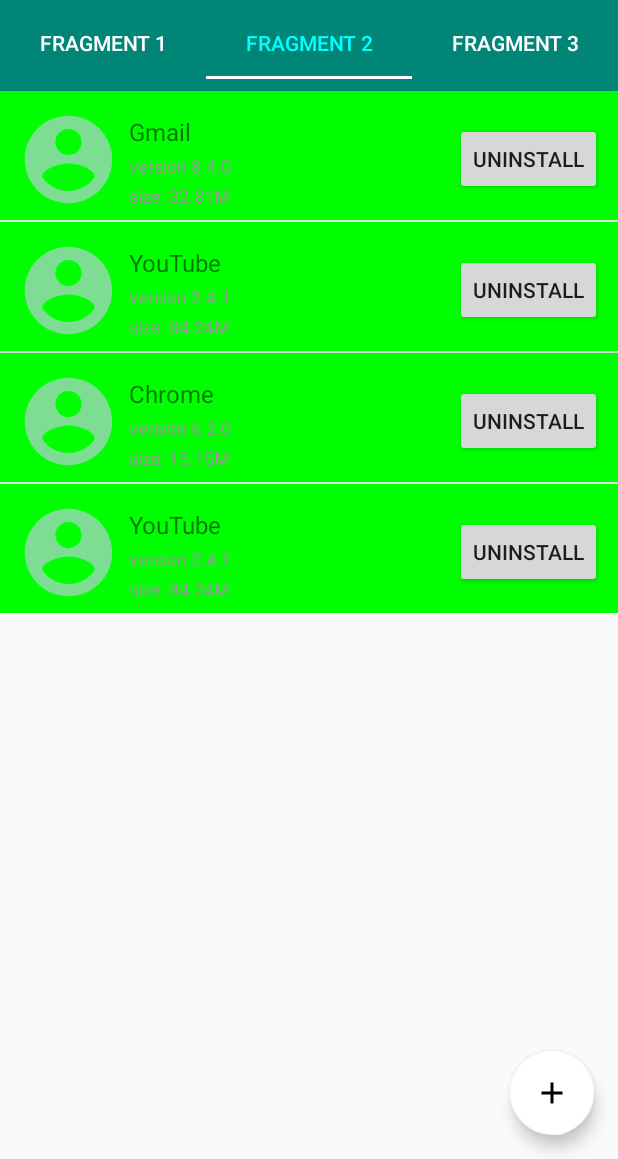
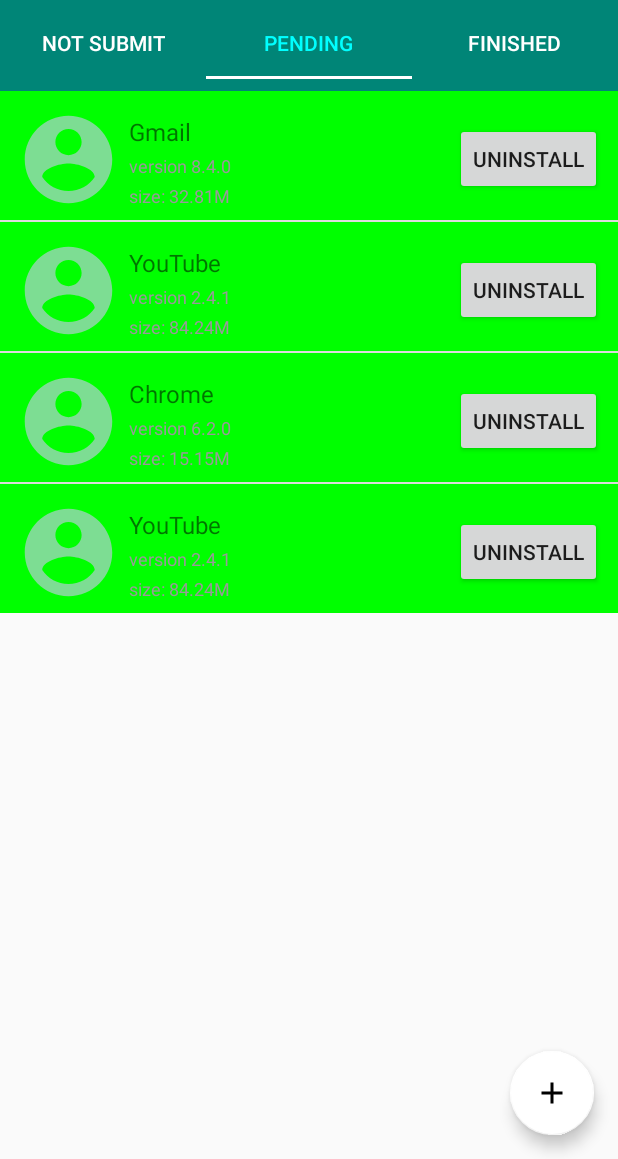
Before and after one commit to Tianxing314/expenseHelper, an Android app: the screen it shows after launch (MainActivity), tab 2 chosen, on a phone screen of 412 x 824 dp, the part 77-1236 px from its top. Run offline under Robolectric (Android 15) with nearby library versions, the phone set to English and light mode, and no system bars.

Commit message:
edit format

```diff
--- a/Expense/app/src/main/java/com/tianxing_li/expense/DemoFragment1.java
+++ b/Expense/app/src/main/java/com/tianxing_li/expense/DemoFragment1.java
@@ -8,8 +8,8 @@ import androidx.fragment.app.Fragment;
 import android.view.LayoutInflater;
 import android.view.View;
 import android.view.ViewGroup;
+import android.widget.ExpandableListView;
 import android.widget.ListView;
-import android.widget.TextView;
 
 import java.util.ArrayList;
 import java.util.HashMap;
@@ -34,15 +34,12 @@ public class DemoFragment1 extends Fragment {
     public View onCreateView(LayoutInflater inflater, ViewGroup container,
                              Bundle savedInstanceState) {
         // Inflate the layout for this fragment
-        View view = inflater.inflate(R.layout.fragment_demo, container, false);
-        //textView = view.findViewById(R.id.txt_display);
-        //textView.setText(getArguments().getString("message"));
+        View view = inflater.inflate(R.layout.fragment_layout, container, false);
 
         ListView listView = view.findViewById(R.id.lv_main);
-        //Myadapter
+        //ExpandableListView listView = view.findViewById(R.id.lv_main);
 
-        //##################
-        //2. create data source
+        //create data source
         List<Map<String, Object>> list = new ArrayList<Map<String, Object>>();
         Map<String, Object> map = new HashMap<String, Object>();
         map.put("logo", R.drawable.ic_account);
@@ -65,13 +62,12 @@ public class DemoFragment1 extends Fragment {
         map.put("size", "size: 15.15M");
         list.add(map);
 
-        //MyAdapter
-        //MyAdapter adapter = new MyAdapter(getActivity());
+        //Create and set adapter
         Main1Adapter adapter = new Main1Adapter(getActivity());
         adapter.setList(list);
-        //4. connect adapter to listview
+
+        //Connect adapter to listview
         listView.setAdapter(adapter);
-        //######################
 
         return view;
     }
--- a/Expense/app/src/main/java/com/tianxing_li/expense/DemoFragment2.java
+++ b/Expense/app/src/main/java/com/tianxing_li/expense/DemoFragment2.java
@@ -5,6 +5,7 @@ import android.os.Bundle;
 import android.view.LayoutInflater;
 import android.view.View;
 import android.view.ViewGroup;
+import android.widget.ExpandableListView;
 import android.widget.ListView;
 
 import androidx.fragment.app.Fragment;
@@ -19,9 +20,6 @@ import java.util.Map;
  * A simple {@link Fragment} subclass.
  */
 public class DemoFragment2 extends Fragment {
-    //private TextView textView;
-    //private ListView listView;
-
 
     public DemoFragment2() {
         // Required empty public constructor
@@ -32,15 +30,12 @@ public class DemoFragment2 extends Fragment {
     public View onCreateView(LayoutInflater inflater, ViewGroup container,
                              Bundle savedInstanceState) {
         // Inflate the layout for this fragment
-        View view = inflater.inflate(R.layout.fragment_demo, container, false);
-        //textView = view.findViewById(R.id.txt_display);
-        //textView.setText(getArguments().getString("message"));
+        View view = inflater.inflate(R.layout.fragment_layout, container, false);
 
         ListView listView = view.findViewById(R.id.lv_main);
-        //Myadapter
+        //ExpandableListView listView = view.findViewById(R.id.lv_main);
 
-        //##################
-        //2. create data source
+        //Create data source
         List<Map<String, Object>> list = new ArrayList<Map<String, Object>>();
         Map<String, Object> map = new HashMap<String, Object>();
         map.put("logo", R.drawable.ic_account);
@@ -70,13 +65,12 @@ public class DemoFragment2 extends Fragment {
         map.put("size", "size: 84.24M");
         list.add(map);
 
-        //MyAdapter
-        //MyAdapter adapter = new MyAdapter(getActivity());
+        //Create and set adapter
         Main2Adapter adapter = new Main2Adapter(getActivity());
         adapter.setList(list);
-        //4. connect adapter to listview
+
+        //Connect adapter to listview
         listView.setAdapter(adapter);
-        //######################
 
         return view;
     }
--- a/Expense/app/src/main/java/com/tianxing_li/expense/DemoFragment3.java
+++ b/Expense/app/src/main/java/com/tianxing_li/expense/DemoFragment3.java
@@ -5,6 +5,7 @@ import android.os.Bundle;
 import android.view.LayoutInflater;
 import android.view.View;
 import android.view.ViewGroup;
+import android.widget.ExpandableListView;
 import android.widget.ListView;
 
 import androidx.fragment.app.Fragment;
@@ -19,9 +20,6 @@ import java.util.Map;
  * A simple {@link Fragment} subclass.
  */
 public class DemoFragment3 extends Fragment {
-    //private TextView textView;
-    //private ListView listView;
-
 
     public DemoFragment3() {
         // Required empty public constructor
@@ -32,15 +30,12 @@ public class DemoFragment3 extends Fragment {
     public View onCreateView(LayoutInflater inflater, ViewGroup container,
                              Bundle savedInstanceState) {
         // Inflate the layout for this fragment
-        View view = inflater.inflate(R.layout.fragment_demo, container, false);
-        //textView = view.findViewById(R.id.txt_display);
-        //textView.setText(getArguments().getString("message"));
+        View view = inflater.inflate(R.layout.fragment_layout, container, false);
 
         ListView listView = view.findViewById(R.id.lv_main);
-        //Myadapter
+        //ExpandableListView listView = view.findViewById(R.id.lv_main);
 
-        //##################
-        //2. create data source
+        //Create data source
         List<Map<String, Object>> list = new ArrayList<Map<String, Object>>();
         Map<String, Object> map = new HashMap<String, Object>();
         map.put("logo", R.drawable.ic_account);
@@ -77,13 +72,12 @@ public class DemoFragment3 extends Fragment {
         map.put("size", "size: 15.15M");
         list.add(map);
 
-        //MyAdapter
-        //MyAdapter adapter = new MyAdapter(getActivity());
+        //Create and set adapter
         Main3Adapter adapter = new Main3Adapter(getActivity());
         adapter.setList(list);
-        //4. connect adapter to listview
+
+        //Connect adapter to listview
         listView.setAdapter(adapter);
-        //######################
 
         return view;
     }
--- a/Expense/app/src/main/java/com/tianxing_li/expense/Main1Adapter.java
+++ b/Expense/app/src/main/java/com/tianxing_li/expense/Main1Adapter.java
@@ -43,22 +43,6 @@ public class Main1Adapter extends BaseAdapter {
     @Override
     public View getView(int i, View convertView, ViewGroup viewGroup) {
 
-        Log.d("sky", ""+i);
-        /*
-        View view = null;
-        Log.i("sky", "i");
-        switch(i) {
-            case 0:
-                view = inflater.inflate(R.layout.item1, null);
-                break;
-            case 1:
-                view = inflater.inflate(R.layout.item2, null);
-                break;
-            case 2:
-                view = inflater.inflate(R.layout.item3, null);
-                break;
-        }*/
-
         View view = inflater.inflate(R.layout.item1, null);
         ImageView logo = view.findViewById(R.id.logo);
         TextView title = view.findViewById(R.id.title);
--- a/Expense/app/src/main/java/com/tianxing_li/expense/Main2Adapter.java
+++ b/Expense/app/src/main/java/com/tianxing_li/expense/Main2Adapter.java
@@ -43,22 +43,6 @@ public class Main2Adapter extends BaseAdapter {
     @Override
     public View getView(int i, View convertView, ViewGroup viewGroup) {
 
-        Log.d("sky", ""+i);
-        /*
-        View view = null;
-        Log.i("sky", "i");
-        switch(i) {
-            case 0:
-                view = inflater.inflate(R.layout.item1, null);
-                break;
-            case 1:
-                view = inflater.inflate(R.layout.item2, null);
-                break;
-            case 2:
-                view = inflater.inflate(R.layout.item3, null);
-                break;
-        }*/
-
         View view = inflater.inflate(R.layout.item2, null);
         ImageView logo = view.findViewById(R.id.logo);
         TextView title = view.findViewById(R.id.title);
--- a/Expense/app/src/main/java/com/tianxing_li/expense/Main3Adapter.java
+++ b/Expense/app/src/main/java/com/tianxing_li/expense/Main3Adapter.java
@@ -43,22 +43,6 @@ public class Main3Adapter extends BaseAdapter {
     @Override
     public View getView(int i, View convertView, ViewGroup viewGroup) {
 
-        Log.d("sky", ""+i);
-        /*
-        View view = null;
-        Log.i("sky", "i");
-        switch(i) {
-            case 0:
-                view = inflater.inflate(R.layout.item1, null);
-                break;
-            case 1:
-                view = inflater.inflate(R.layout.item2, null);
-                break;
-            case 2:
-                view = inflater.inflate(R.layout.item3, null);
-                break;
-        }*/
-
         View view = inflater.inflate(R.layout.item3, null);
         ImageView logo = view.findViewById(R.id.logo);
         TextView title = view.findViewById(R.id.title);
--- a/Expense/app/src/main/java/com/tianxing_li/expense/MainActivity.java
+++ b/Expense/app/src/main/java/com/tianxing_li/expense/MainActivity.java
@@ -16,11 +16,6 @@ import android.widget.Toast;
 
 import com.google.android.material.floatingactionbutton.FloatingActionButton;
 import com.google.android.material.tabs.TabLayout;
-
-import java.util.ArrayList;
-import java.util.HashMap;
-import java.util.List;
-import java.util.Map;
 
 public class MainActivity extends AppCompatActivity implements View.OnClickListener{
 
@@ -53,40 +48,6 @@ public class MainActivity extends AppCompatActivity implements View.OnClickListe
 
         accountBTN = findViewById(R.id.accountBTN);
         accountBTN.setOnClickListener(this);
-
-        /*
-        //adapter
-        //###########   ListView   #######################
-        ListView lv = findViewById(R.id.lv_main);
-        List<Map<String, Object>> list = new ArrayList<Map<String, Object>>();
-        Map<String, Object> map = new HashMap<String, Object>();
-
-        map.put("logo", R.drawable.img1);
-        map.put("title", "Gmail");
-        map.put("version", "version 8.4.0");
-        map.put("size", "size: 32.81M");
-        list.add(map);
-
-        map = new HashMap<String, Object>();
-        map.put("logo", R.drawable.img1);
-        map.put("title", "YouTube");
-        map.put("version", "version 2.4.1");
-        map.put("size", "size: 84.24M");
-        list.add(map);
-
-        map = new HashMap<String, Object>();
-        map.put("logo", R.drawable.img1);
-        map.put("title", "Chrome");
-        map.put("version", "version 6.2.0");
-        map.put("size", "size: 15.15M");
-        list.add(map);
-
-        MyAdapter myAdapter = new MyAdapter(this);
-        myAdapter.setList(list);
-        lv.setAdapter(myAdapter);
-
-        //###########  End of ListView   #######################
-        */
     }
 
     @Override
--- a/Expense/app/src/main/java/com/tianxing_li/expense/MyAdapter.java
+++ /dev/null
@@ -1,78 +0,0 @@
-package com.tianxing_li.expense;
-
-import android.content.Context;
-import android.text.Layout;
-import android.util.Log;
-import android.view.LayoutInflater;
-import android.view.View;
-import android.view.ViewGroup;
-import android.widget.BaseAdapter;
-import android.widget.ImageView;
-import android.widget.TextView;
-
-import java.util.List;
-import java.util.Map;
-
-public class MyAdapter extends BaseAdapter {
-
-    List<Map<String, Object>> list;
-    LayoutInflater inflater;
-
-    public MyAdapter(Context context) {
-        this.inflater = LayoutInflater.from(context);
-    }
-
-    public void setList(List<Map<String, Object>> list) {
-        this.list = list;
-    }
-
-    @Override
-    public int getCount() {
-        return list.size();
-    }
-
-    @Override
-    public Object getItem(int i) {
-        return list.get(i);
-    }
-
-    @Override
-    public long getItemId(int i) {
-        return i;
-    }
-
-    @Override
-    public View getView(int i, View convertView, ViewGroup viewGroup) {
-
-        Log.d("sky", ""+i);
-        /*
-        View view = null;
-        Log.i("sky", "i");
-        switch(i) {
-            case 0:
-                view = inflater.inflate(R.layout.item1, null);
-                break;
-            case 1:
-                view = inflater.inflate(R.layout.item2, null);
-                break;
-            case 2:
-                view = inflater.inflate(R.layout.item3, null);
-                break;
-        }*/
-
-        View view = inflater.inflate(R.layout.item1, null);
-        ImageView logo = view.findViewById(R.id.logo);
-        TextView title = view.findViewById(R.id.title);
-        TextView version = view.findViewById(R.id.version);
-        TextView size = view.findViewById(R.id.size);
-
-        Map map = list.get(i);
-
-        logo.setImageResource((Integer) map.get("logo"));
-        title.setText((String) map.get("title"));
-        version.setText((String) map.get("version"));
-        size.setText((String) map.get("size"));
-
-        return view;
-    }
-}
--- a/Expense/app/src/main/java/com/tianxing_li/expense/ViewPagerAdapter.java
+++ b/Expense/app/src/main/java/com/tianxing_li/expense/ViewPagerAdapter.java
@@ -15,25 +15,22 @@ public class ViewPagerAdapter extends FragmentPagerAdapter {
 
     @Override
     public Fragment getItem(int position) {
-        Fragment demoFragment = null;
 
+        Bundle bundle = new Bundle();
+        Fragment fragment = null;
         switch (position) {
             case 0:
-                demoFragment = new DemoFragment1();
+                fragment = new DemoFragment1();
                 break;
             case 1:
-                demoFragment = new DemoFragment2();
+                fragment = new DemoFragment2();
                 break;
             case 2:
-                demoFragment = new DemoFragment3();
+                fragment = new DemoFragment3();
                 break;
         }
-        //DemoFragment1 demoFragment = new DemoFragment1();
-        position = position + 1;
-        Bundle bundle = new Bundle();
-        bundle.putString("message", "Fragment: " + position);
-        demoFragment.setArguments(bundle);
-        return demoFragment;
+        fragment.setArguments(bundle);
+        return fragment;
     }
 
     @Override
@@ -44,7 +41,15 @@ public class ViewPagerAdapter extends FragmentPagerAdapter {
     @Nullable
     @Override
     public CharSequence getPageTitle(int position) {
-        position = position + 1;
+        switch(position) {
+            case 0:
+                return "Not Submit";
+            case 1:
+                return "Pending";
+            case 2:
+                return "Finished";
+
+        }
         return "Fragment " + position;
     }
 }
--- a/Expense/app/src/main/res/layout/fragment_demo.xml
+++ b/Expense/app/src/main/res/layout/fragment_layout.xml
@@ -6,16 +6,7 @@
     tools:context=".DemoFragment1">
 
     <!-- TODO: Update blank fragment layout -->
-    <!--
-    <TextView
-        android:id="@+id/txt_display"
-        android:layout_width="match_parent"
-        android:layout_height="match_parent"
-        android:text="@string/hello_blank_fragment"
-        android:textSize="24sp"
-        android:layout_gravity="center"
-        />
-    -->
+
     <!--list view-->
     <ListView
         android:id="@+id/lv_main"
@@ -24,5 +15,13 @@
 
     </ListView>
 
+    <!--
+    <ExpandableListView
+        android:id="@+id/lv_main"
+        android:layout_width="match_parent"
+        android:layout_height="wrap_content">
+
+    </ExpandableListView>
+    -->
 
 </FrameLayout>
```
